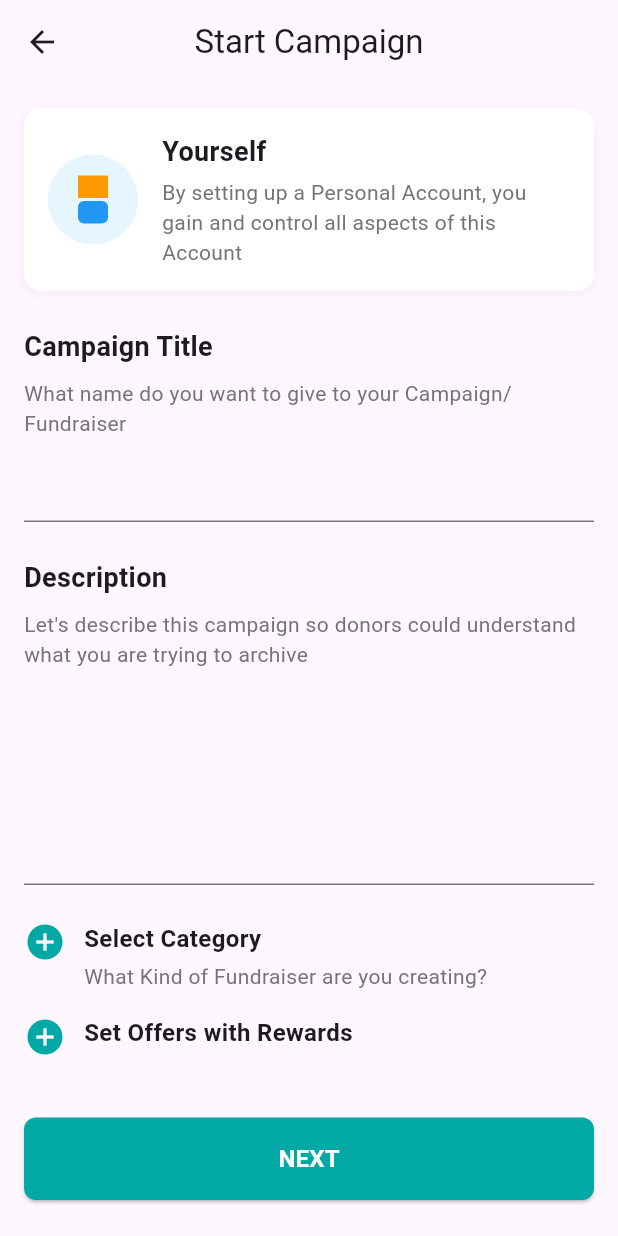
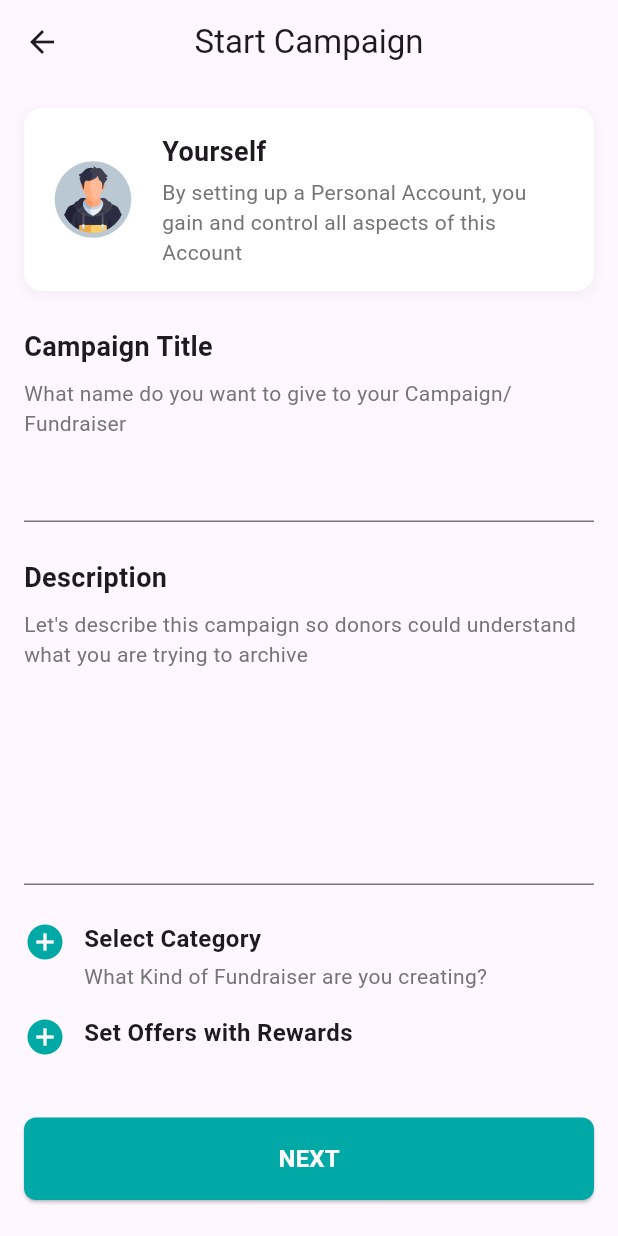
Before and after one commit to greyfundr/app, a Flutter app: the CampaignScreen screen opened directly, on a phone screen of 412 x 824 dp. Run offline on Flutter 3.47's test engine with Material 3 defaults, Android fonts, the phone set to English and light mode, and no system bars; our stand-ins replace dio, flutter_secure_storage, flutter_svg, google_fonts, jwt_decoder, percent_indicator and 1 more; accounts and stored records are empty.

Commit message:
Update start_campaign.dart

```diff
--- a/lib/screens/Campaign/start_campaign.dart
+++ b/lib/screens/Campaign/start_campaign.dart
@@ -53,34 +53,10 @@ class _CampaignScreenState extends State<CampaignScreen> {
                 padding: const EdgeInsets.all(16),
                 child: Row(
                   children: [
-                    Container(
-                      width: 60,
-                      height: 60,
-                      decoration: BoxDecoration(
-                        color: Colors.lightBlue.withOpacity(0.1),
-                        shape: BoxShape.circle,
-                      ),
-                      child: Center(
-                        child: Column(
-                          mainAxisAlignment: MainAxisAlignment.center,
-                          children: [
-                            Container(
-                              width: 20,
-                              height: 15,
-                              color: Colors.orange,
-                            ),
-                            const SizedBox(height: 2),
-                            Container(
-                              width: 20,
-                              height: 15,
-                              decoration: BoxDecoration(
-                                color: Colors.blue,
-                                borderRadius: BorderRadius.circular(4),
-                              ),
-                            ),
-                          ],
-                        ),
-                      ),
+                    Image(
+                        image: AssetImage("assets/icons/personal.png"),
+                        width: 60,
+                        height: 60,
                     ),
                     const SizedBox(width: 16),
                     Expanded(
```
